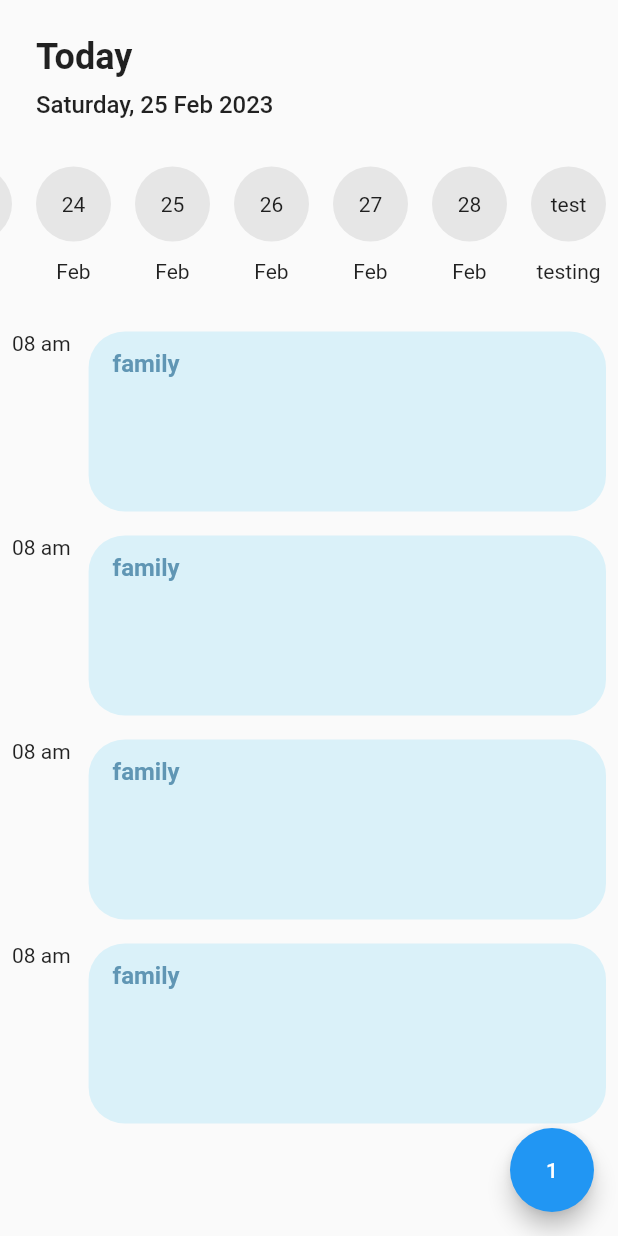
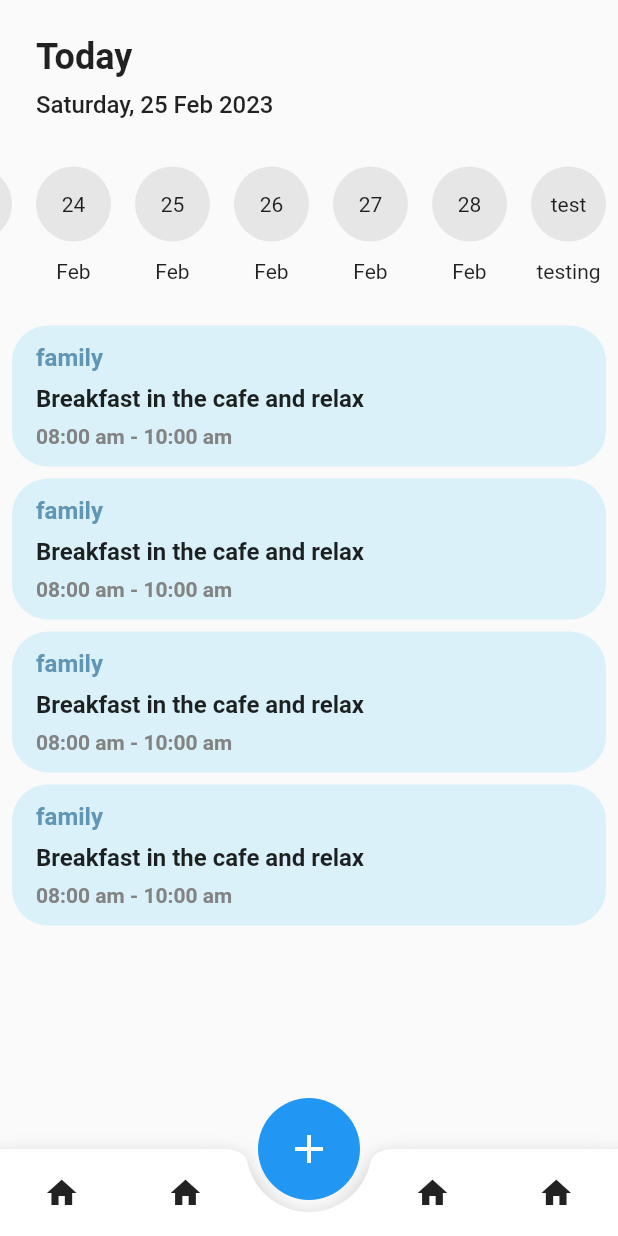
Before and after one commit to ZKRA000/todo_mobile, a Flutter app: the screen it shows after launch, on a phone screen of 412 x 824 dp. Run offline on Flutter 3.47's test engine with Material 2 defaults, Android fonts, the phone set to English and light mode, and no system bars.

Commit message:
add bottom navbar

```diff
--- /dev/null
+++ b/lib/components/event_tag.dart
@@ -0,0 +1,16 @@
+import 'package:flutter/material.dart';
+
+ThemeData theme = ThemeData(
+  primaryColor: const Color(0xFFDAF1F9),
+);
+
+class EventTag extends StatelessWidget {
+  const EventTag({super.key});
+
+  @override
+  Widget build(BuildContext context) {
+    return Container(
+      child: Text('test'),
+    );
+  }
+}
--- a/lib/components/event_tile.dart
+++ b/lib/components/event_tile.dart
@@ -5,22 +5,11 @@ class EventTile extends StatelessWidget {
 
   @override
   Widget build(BuildContext context) {
-    return Padding(
-      padding: const EdgeInsets.all(8.0),
-      child: Row(
-        crossAxisAlignment: CrossAxisAlignment.start,
-        children: [
-          Container(
-            padding: const EdgeInsets.only(right: 12),
-            child: const Text('08 am'),
+    return Container(
+      margin: const EdgeInsets.symmetric(
+        horizontal: 8.0,
+        vertical: 4.0,
       ),
-          Expanded(
-            child: ConstrainedBox(
-              constraints: const BoxConstraints(
-                minHeight: 80,
-                maxHeight: 120,
-              ),
-              child: Container(
       padding: const EdgeInsets.symmetric(
         vertical: 12,
         horizontal: 16,
@@ -39,10 +28,21 @@ class EventTile extends StatelessWidget {
             ),
             'family',
           ),
-                  ],
+          SizedBox(height: 8),
+          Text(
+            style: TextStyle(
+              fontSize: 16,
+              fontWeight: FontWeight.w600,
             ),
+            'Breakfast in the cafe and relax',
           ),
+          SizedBox(height: 8),
+          Text(
+            style: TextStyle(
+              color: Color(0xFF838383),
+              fontWeight: FontWeight.w600,
             ),
+            '08:00 am - 10:00 am',
           )
         ],
       ),
--- a/lib/pages/home.dart
+++ b/lib/pages/home.dart
@@ -137,6 +137,7 @@ class _HomeState extends State<Home> {
                   children: [
                     SingleChildScrollView(
                       child: Column(
+                        crossAxisAlignment: CrossAxisAlignment.stretch,
                         children: const [
                           EventTile(),
                           EventTile(),
@@ -162,14 +163,77 @@ class _HomeState extends State<Home> {
           ),
         ),
       ),
-      floatingActionButton: FloatingActionButton(
-        onPressed: () {
-          setState(() {
-            extraxtedDates.insert(0, const EasyDate('Wed', '1', 'Feb', '2023'));
-            testing++;
-          });
-        },
-        child: Text(testing.toString()),
+      floatingActionButton: Container(
+        margin: const EdgeInsets.all(4),
+        height: 68,
+        width: 68,
+        child: RawMaterialButton(
+          elevation: 0.0,
+          textStyle: const TextStyle(
+            color: Colors.white,
+          ),
+          fillColor: Colors.blue,
+          shape: const CircleBorder(),
+          onPressed: () {
+            setState(() {
+              extraxtedDates.insert(
+                  0, const EasyDate('Wed', '1', 'Feb', '2023'));
+              testing++;
+            });
+          },
+          child: const Icon(
+            size: 32,
+            Icons.add,
+          ),
+        ),
+      ),
+      floatingActionButtonLocation: FloatingActionButtonLocation.centerDocked,
+      bottomNavigationBar: BottomAppBar(
+        height: 58,
+        shape: CircularNotchedRectangle(),
+        child: Row(
+          mainAxisAlignment: MainAxisAlignment.spaceBetween,
+          children: [
+            SizedBox(
+              width: MediaQuery.of(context).size.width * 0.4,
+              child: Row(
+                children: [
+                  Expanded(
+                    child: MaterialButton(
+                      onPressed: () {},
+                      child: Icon(Icons.home),
+                    ),
+                  ),
+                  Expanded(
+                    child: MaterialButton(
+                      onPressed: () {},
+                      child: Icon(Icons.home),
+                    ),
+                  ),
+                ],
+              ),
+            ),
+            SizedBox(
+              width: MediaQuery.of(context).size.width * 0.4,
+              child: Row(
+                children: [
+                  Expanded(
+                    child: MaterialButton(
+                      onPressed: () {},
+                      child: Icon(Icons.home),
+                    ),
+                  ),
+                  Expanded(
+                    child: MaterialButton(
+                      onPressed: () {},
+                      child: Icon(Icons.home),
+                    ),
+                  ),
+                ],
+              ),
+            )
+          ],
+        ),
       ),
     );
   }
```
Lines whose indentation alone changed are shown as unchanged.
